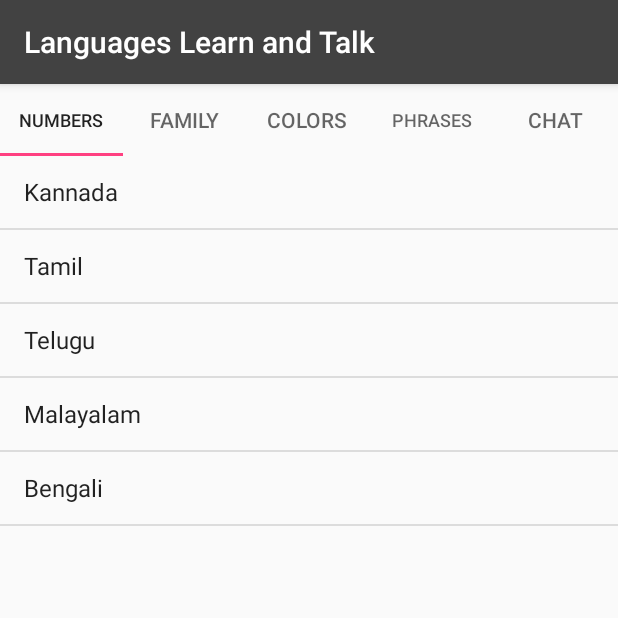
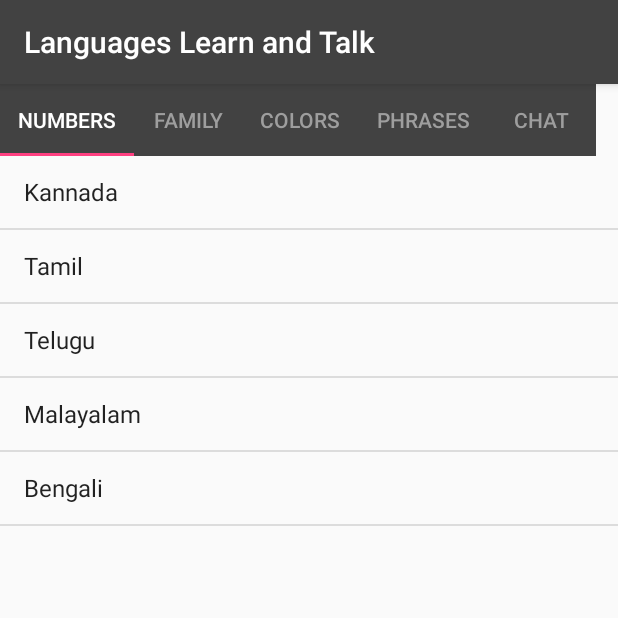
Before and after one commit to torrtuga/Learning-Indian-Languages, an Android app: the ChatFragment screen opened directly, with no data from a screen before it, on a phone screen of 412 x 824 dp, the top half of it. Run offline under Robolectric (Android 15) with nearby library versions, the phone set to English and light mode, and no system bars.

Commit message:
TabLayout problem solved and style added

```diff
--- a/app/src/main/java/com/arqamahmad/languageslearnandtalk/ChatFragment.java
+++ b/app/src/main/java/com/arqamahmad/languageslearnandtalk/ChatFragment.java
@@ -8,7 +8,6 @@ import android.view.ViewGroup;
 import android.widget.ArrayAdapter;
 import android.widget.ListAdapter;
 import android.widget.ListView;
-import android.widget.Toast;
 
 /**
  * Created by B on 8/27/2016.
@@ -28,7 +27,6 @@ public class ChatFragment extends Fragment {
         ListAdapter arrayAdapter = new ArrayAdapter<String>(getActivity(),android.R.layout.simple_list_item_1,languages);
         ListView listView = (ListView)rootView.findViewById(R.id.list);
         listView.setAdapter(arrayAdapter);
-        Toast.makeText(getActivity(),"Inside Chat Fragment",Toast.LENGTH_SHORT).show();
 
         return rootView;
     }
--- a/app/src/main/java/com/arqamahmad/languageslearnandtalk/NumbersFragment.java
+++ b/app/src/main/java/com/arqamahmad/languageslearnandtalk/NumbersFragment.java
@@ -8,7 +8,6 @@ import android.view.ViewGroup;
 import android.widget.ArrayAdapter;
 import android.widget.ListAdapter;
 import android.widget.ListView;
-import android.widget.Toast;
 
 /**
  * Created by B on 8/27/2016.
@@ -28,7 +27,6 @@ public class NumbersFragment extends Fragment {
         ListAdapter arrayAdapter = new ArrayAdapter<String>(getActivity(),android.R.layout.simple_list_item_1,languages);
         ListView listView = (ListView)rootView.findViewById(R.id.list);
         listView.setAdapter(arrayAdapter);
-        Toast.makeText(getActivity(),"Inside Numbers Fragment",Toast.LENGTH_SHORT).show();
 
         return rootView;
     }
--- a/app/src/main/res/layout/activity_kannada.xml
+++ b/app/src/main/res/layout/activity_kannada.xml
@@ -3,21 +3,21 @@
     xmlns:tools="http://schemas.android.com/tools"
     android:layout_width="match_parent"
     android:layout_height="match_parent"
+    xmlns:app="http://schemas.android.com/apk/res-auto"
     android:orientation="vertical"
     tools:context="com.arqamahmad.languageslearnandtalk.Kannada">
 
     <android.support.design.widget.TabLayout
         android:id="@+id/tabLayout"
-        android:layout_width="match_parent"
+        style="@style/MyCustomTabLayout"
+        android:layout_width="wrap_content"
         android:layout_height="wrap_content"
-        android:layout_gravity="top" />
+        app:tabGravity="fill"
+        app:tabMode="scrollable"/>
 
     <android.support.v4.view.ViewPager
         android:id="@+id/viewPager"
         android:layout_width="match_parent"
         android:layout_height="match_parent" />
 
-
-
-
 </LinearLayout>
--- a/app/src/main/res/layout/fragment_layout.xml
+++ b/app/src/main/res/layout/fragment_layout.xml
@@ -2,7 +2,6 @@
 <ListView xmlns:android="http://schemas.android.com/apk/res/android"
     xmlns:tools="http://schemas.android.com/tools"
     android:id="@+id/list"
-    android:layout_width="match_parent"
+    android:layout_width="wrap_content"
     android:layout_height="match_parent"
-    android:orientation="vertical"
-    android:drawSelectorOnTop="true" />
+    android:orientation="vertical" />
--- a/app/src/main/res/values/colors.xml
+++ b/app/src/main/res/values/colors.xml
@@ -4,4 +4,5 @@
     <color name="colorPrimaryDark">#212121</color>
     <color name="colorAccent">#ff4081</color>
     <color name="listView_background">#616161</color>
+    <color name="tabLayout_text">#9E9E9E</color>
 </resources>
--- a/app/src/main/res/values/styles.xml
+++ b/app/src/main/res/values/styles.xml
@@ -8,4 +8,16 @@
         <item name="colorAccent">@color/colorAccent</item>
     </style>
 
+    <style name="MyCustomTabLayout" parent="Widget.Design.TabLayout">
+        <item name="tabIndicatorHeight">2dp</item>
+        <item name="tabTextAppearance">@style/MyCustomTabTextAppearance</item>
+        <item name="tabSelectedTextColor">@color/bright_foreground_inverse_material_light</item>
+        <item name="tabBackground">@color/colorPrimary</item>
+    </style>
+
+    <style name="MyCustomTabTextAppearance" parent="TextAppearance.Design.Tab">
+        <item name="android:textColor">@color/tabLayout_text</item>
+        <item name="textAllCaps">true</item>
+    </style>
+
 </resources>
```
